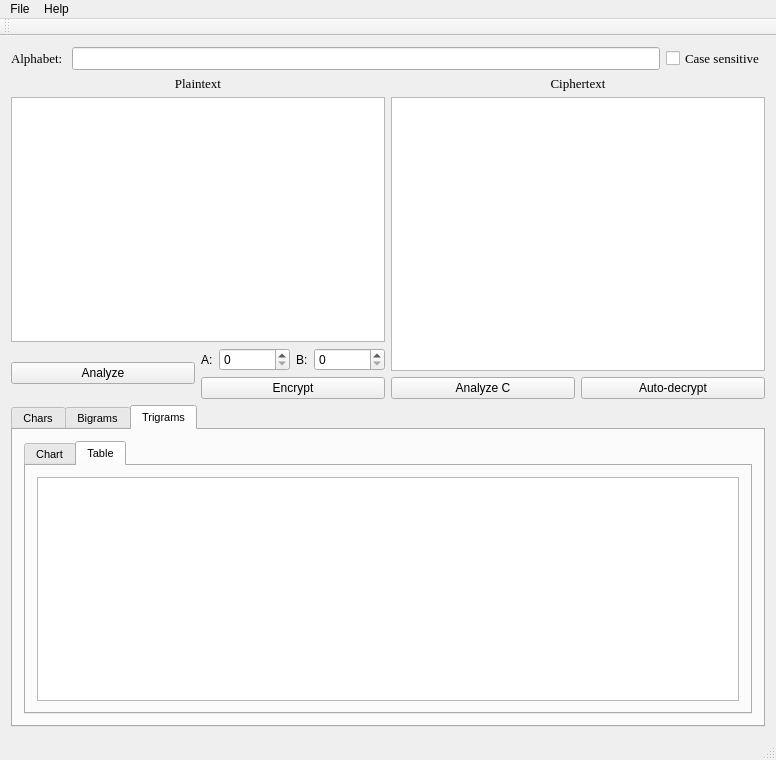
Above: CryptoAnalysis/CryptoAnalysis.ui from YurkoFlisk/Cryptoanalysis before the change. Below: the same form after it.
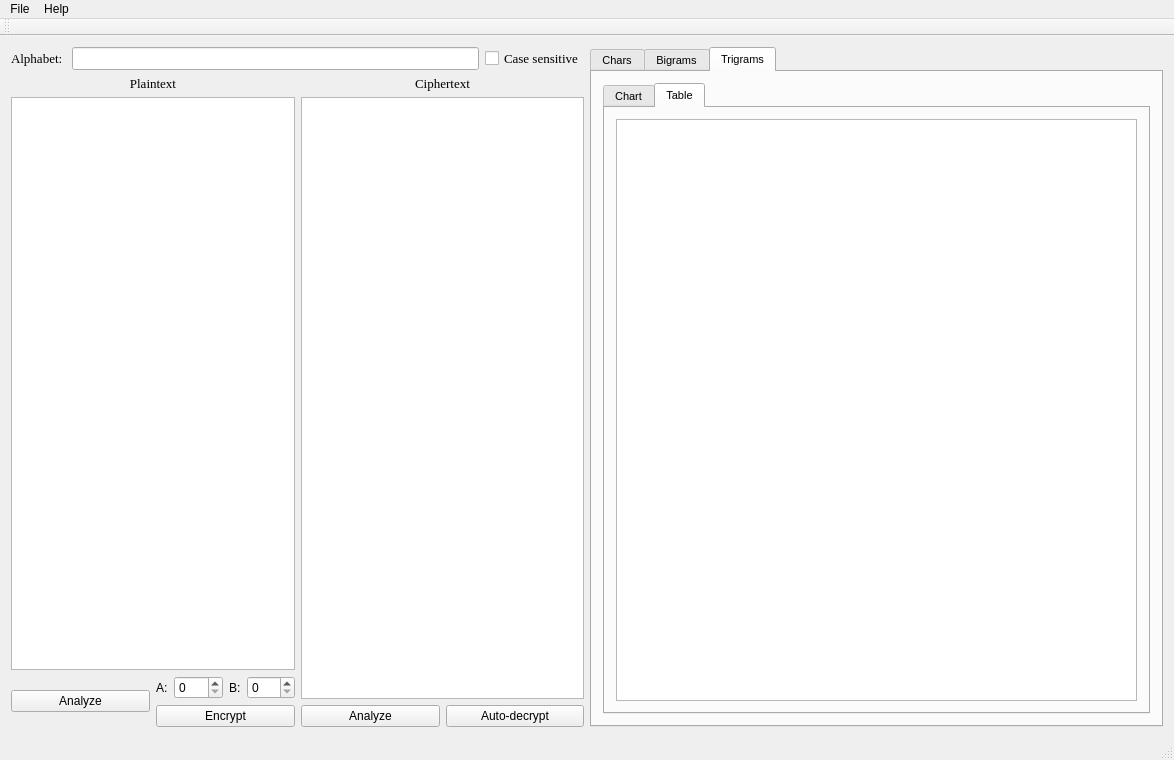
That is the form after the change. The open tabs and pages were chosen to show the change. Custom widgets are drawn as their Qt base class.

Commit message: Changed layout slightly, solved minor problem with updating stats widgets, modified gitignore

The edit to the form file:
```diff
--- a/CryptoAnalysis/CryptoAnalysis.ui
+++ b/CryptoAnalysis/CryptoAnalysis.ui
@@ -6,7 +6,7 @@
    <rect>
     <x>0</x>
     <y>0</y>
-    <width>776</width>
+    <width>1174</width>
     <height>760</height>
    </rect>
   </property>
@@ -14,7 +14,11 @@
    <string>CryptoAnalysis</string>
   </property>
   <widget class="QWidget" name="centralWidget">
-   <layout class="QVBoxLayout" name="verticalLayout_15">
+   <layout class="QHBoxLayout" name="horizontalLayout_7">
+    <item>
+     <layout class="QHBoxLayout" name="horizontalLayout_6">
+      <item>
+       <layout class="QVBoxLayout" name="verticalLayout_13">
     <item>
      <layout class="QFormLayout" name="formLayout">
       <item row="0" column="0">
@@ -199,7 +203,7 @@
           <item>
            <widget class="QPushButton" name="analyzeCiphertextPB">
             <property name="text">
-             <string>Analyze C</string>
+                 <string>Analyze</string>
             </property>
            </widget>
           </item>
@@ -216,6 +220,8 @@
       </item>
      </layout>
     </item>
+       </layout>
+      </item>
     <item>
      <widget class="QTabWidget" name="statsTW">
       <property name="font">
@@ -392,13 +398,15 @@
      </widget>
     </item>
    </layout>
+    </item>
+   </layout>
   </widget>
   <widget class="QMenuBar" name="menuBar">
    <property name="geometry">
     <rect>
      <x>0</x>
      <y>0</y>
-     <width>776</width>
+     <width>1174</width>
      <height>26</height>
     </rect>
    </property>
```
Left out of the diff: 6 changed lines with no effect on the pictures. Lines whose indentation alone changed are shown as unchanged. The commit also changes 4 other files.
